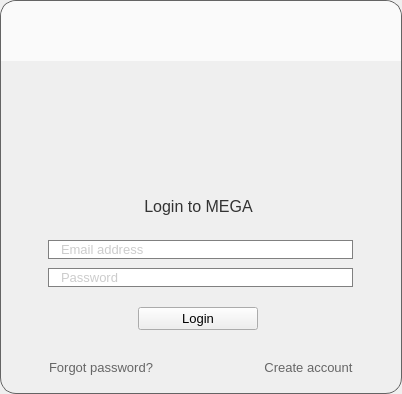
meganz/MEGAsync, file src/MEGASync/gui/linux/GuestWidget.ui: the form before one commit.
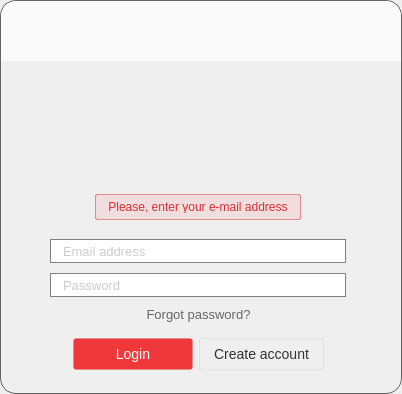
The form after the commit. The open tabs and pages were chosen to show the change. Icons and pictures are not drawn.

Commit message: [UX] Add fadein fadeout animations to login and login2FA errors.

The edit to the form file:
```diff
--- a/src/MEGASync/gui/linux/GuestWidget.ui
+++ b/src/MEGASync/gui/linux/GuestWidget.ui
@@ -38,7 +38,7 @@
  border-radius: 16px;
 }
 
-#lError, #lLoginError
+#lLogin2FAError, #lLoginErrors
 {
     border: 1px solid rgba(218,49,53,0.5);
     border-radius: 2px;
@@ -61,18 +61,43 @@
  border-top-right-radius: 16px;
 }
 
+#bLogin, #bVerifyEmail, #bVerifySMS
+{
+background-color: #F0373A;
+border-radius: 3px;
+border: 1px solid rgba(0, 0, 0, 5%);
+padding: 7px 14px 7px 14px;
+font-family: &quot;Lato&quot;;
+font-size: 14px;
+color: #ffffff;
+}
+
+#bCreateAccount, #bCancel, #bVerifyEmailLogout, #bVerifySMSLogout
+{
+ background-color: qlineargradient(x1: 0, y1: 0, x2: 0, y2: 1,
+                                      stop: 0 #ffffff, stop: 1 #fcfcfc);
+ border-radius: 3px;
+ border: 1px solid rgba(0, 0, 0, 5%);
+ padding: 7px 14px 7px 14px;
+ font-family: &quot;Lato&quot;;
+ font-size: 14px;
+ color: #333333;
+
+}
+
 #bMEGA, #bLogoLogging, #bLogoLogin, #bLogoSettingUp, #bShield
 {
 	border: none;
 }
 
-#bCreateAccount, #bForgotPassword
+#bForgotPassword
 {
 	border: none;
 	color: #666666;
 	font-family: &quot;Lato&quot;;
     font-size: 13px;
 }
+
 QPushButton#bSettings:hover
 {
 	image: url(://images/tray_preferences_over_ico.png);
@@ -110,11 +135,10 @@
 
 #lLogin
 {
-  border-radius: 2px;
-  padding: 6px 12px 6px 12px;
   font-family: &quot;Lato&quot;;
   font-size: 16px;
   color: #333333;
+  padding: 6px 12px 6px 12px;
 }
 
 #lProgress
@@ -466,86 +490,103 @@
                     <number>0</number>
                    </property>
                    <item>
-                    <widget class="QWidget" name="wLoginMessage" native="true">
+                    <widget class="QStackedWidget" name="sLoginTitle">
+                     <property name="minimumSize">
+                      <size>
+                       <width>0</width>
+                       <height>0</height>
+                      </size>
+                     </property>
                      <property name="maximumSize">
                       <size>
                        <width>16777215</width>
-                       <height>73</height>
+                       <height>71</height>
                       </size>
                      </property>
-                     <property name="styleSheet">
-                      <string notr="true">image: none;</string>
+                     <property name="currentIndex">
+                      <number>0</number>
                      </property>
-                     <layout class="QGridLayout" name="gridLayout">
-                      <item row="0" column="1">
-                       <spacer name="verticalSpacer_8">
-                        <property name="orientation">
-                         <enum>Qt::Vertical</enum>
-                        </property>
-                        <property name="sizeHint" stdset="0">
-                         <size>
-                          <width>20</width>
-                          <height>40</height>
-                         </size>
-                        </property>
-                       </spacer>
-                      </item>
-                      <item row="1" column="2">
-                       <spacer name="horizontalSpacer_23">
-                        <property name="orientation">
-                         <enum>Qt::Horizontal</enum>
-                        </property>
-                        <property name="sizeHint" stdset="0">
-                         <size>
-                          <width>40</width>
-                          <height>20</height>
-                         </size>
-                        </property>
-                       </spacer>
-                      </item>
-                      <item row="1" column="0">
-                       <spacer name="horizontalSpacer_22">
-                        <property name="orientation">
-                         <enum>Qt::Horizontal</enum>
-                        </property>
-                        <property name="sizeHint" stdset="0">
-                         <size>
-                          <width>40</width>
-                          <height>20</height>
-                         </size>
-                        </property>
-                       </spacer>
-                      </item>
-                      <item row="1" column="1">
-                       <widget class="QLabel" name="lLogin">
-                        <property name="minimumSize">
-                         <size>
-                          <width>0</width>
-                          <height>0</height>
-                         </size>
-                        </property>
-                        <property name="focusPolicy">
-                         <enum>Qt::NoFocus</enum>
-                        </property>
-                        <property name="styleSheet">
-                         <string notr="true">image: none;</string>
-                        </property>
-                        <property name="text">
-                         <string>Login to MEGA</string>
-                        </property>
-                        <property name="alignment">
-                         <set>Qt::AlignCenter</set>
-                        </property>
-                       </widget>
-                      </item>
-                     </layout>
+                     <widget class="QWidget" name="pLoginTitle">
+                      <property name="minimumSize">
+                       <size>
+                        <width>0</width>
+                        <height>0</height>
+                       </size>
+                      </property>
+                      <property name="styleSheet">
+                       <string notr="true">background: transparent;
+image: none;</string>
+                      </property>
+                      <layout class="QVBoxLayout" name="verticalLayout_18">
+                       <item alignment="Qt::AlignBottom">
+                        <widget class="QLabel" name="lLogin">
+                         <property name="minimumSize">
+                          <size>
+                           <width>0</width>
+                           <height>0</height>
+                          </size>
+                         </property>
+                         <property name="maximumSize">
+                          <size>
+                           <width>16777215</width>
+                           <height>16777215</height>
+                          </size>
+                         </property>
+                         <property name="focusPolicy">
+                          <enum>Qt::NoFocus</enum>
+                         </property>
+                         <property name="styleSheet">
+                          <string notr="true">image: none;</string>
+                         </property>
+                         <property name="text">
+                          <string>Login to MEGA</string>
+                         </property>
+                         <property name="alignment">
+                          <set>Qt::AlignCenter</set>
+                         </property>
+                        </widget>
+                       </item>
+                      </layout>
+                     </widget>
+                     <widget class="QWidget" name="pLoginErrors">
+                      <property name="styleSheet">
+                       <string notr="true">background: transparent;</string>
+                      </property>
+                      <layout class="QVBoxLayout" name="verticalLayout_17">
+                       <item alignment="Qt::AlignHCenter|Qt::AlignBottom">
+                        <widget class="QLabel" name="lLoginErrors">
+                         <property name="maximumSize">
+                          <size>
+                           <width>16777215</width>
+                           <height>26</height>
+                          </size>
+                         </property>
+                         <property name="styleSheet">
+                          <string notr="true">background-color: rgba(240,55,58,0.1);</string>
+                         </property>
+                         <property name="text">
+                          <string>Please, enter your e-mail address</string>
+                         </property>
+                         <property name="alignment">
+                          <set>Qt::AlignCenter</set>
+                         </property>
+                        </widget>
+                       </item>
+                      </layout>
+                     </widget>
                     </widget>
                    </item>
                    <item>
                     <widget class="QWidget" name="widget" native="true">
+                     <property name="minimumSize">
+                      <size>
+                       <width>0</width>
+                       <height>65</height>
+                      </size>
+                     </property>
                      <layout class="QVBoxLayout" name="verticalLayout_9">
                       <property name="leftMargin">
-                       <number>12</number>
+                       <number>0</number>
                       </property>
                       <property name="topMargin">
                        <number>0</number>
@@ -556,18 +597,18 @@
                       <property name="bottomMargin">
                        <number>0</number>
                       </property>
-                      <item>
+                      <item alignment="Qt::AlignHCenter">
                        <widget class="QLineEdit" name="lEmail">
                         <property name="minimumSize">
                          <size>
-                          <width>305</width>
-                          <height>0</height>
+                          <width>296</width>
+                          <height>24</height>
                          </size>
                         </property>
                         <property name="maximumSize">
                          <size>
-                          <width>305</width>
-                          <height>16777215</height>
+                          <width>296</width>
+                          <height>24</height>
                          </size>
                         </property>
                         <property name="styleSheet">
@@ -581,26 +622,38 @@
                         </property>
                        </widget>
                       </item>
-                      <item>
+                      <item alignment="Qt::AlignHCenter">
                        <widget class="QLineEdit" name="lPassword">
+                        <property name="sizePolicy">
+                         <sizepolicy hsizetype="Fixed" vsizetype="Fixed">
+                          <horstretch>0</horstretch>
+                          <verstretch>0</verstretch>
+                         </sizepolicy>
+                        </property>
                         <property name="minimumSize">
                          <size>
-                          <width>305</width>
-                          <height>0</height>
+                          <width>296</width>
+                          <height>24</height>
                          </size>
                         </property>
                         <property name="maximumSize">
                          <size>
-                          <width>305</width>
-                          <height>16777215</height>
+                          <width>296</width>
+                          <height>24</height>
                          </size>
                         </property>
+                        <property name="layoutDirection">
+                         <enum>Qt::LeftToRight</enum>
+                        </property>
                         <property name="text">
                          <string/>
                         </property>
                         <property name="echoMode">
                          <enum>QLineEdit::Password</enum>
                         </property>
+                        <property name="alignment">
+                         <set>Qt::AlignLeading|Qt::AlignLeft|Qt::AlignVCenter</set>
+                        </property>
                         <property name="placeholderText">
                          <string>Password</string>
                         </property>
@@ -609,8 +662,36 @@
                      </layout>
                     </widget>
                    </item>
+                   <item>
+                    <widget class="QPushButton" name="bForgotPassword">
+                     <property name="cursor">
+                      <cursorShape>PointingHandCursor</cursorShape>
+                     </property>
+                     <property name="styleSheet">
+                      <string notr="true">background: transparent;
+image: none;
+
+</string>
+                     </property>
+                     <property name="text">
+                      <string>Forgot password?</string>
+                     </property>
+                    </widget>
+                   </item>
                    <item>
                     <widget class="QWidget" name="wLoginButton" native="true">
+                     <property name="minimumSize">
+                      <size>
+                       <width>0</width>
+                       <height>0</height>
+                      </size>
+                     </property>
+                     <property name="maximumSize">
+                      <size>
+                       <width>16777215</width>
+                       <height>16777215</height>
+                      </size>
+                     </property>
                      <property name="styleSheet">
                       <string notr="true">image: none;</string>
                      </property>
@@ -640,14 +721,26 @@
                         </property>
                        </spacer>
                       </item>
-                      <item>
+                      <item alignment="Qt::AlignVCenter">
                        <widget class="QPushButton" name="bLogin">
+                        <property name="sizePolicy">
+                         <sizepolicy hsizetype="Fixed" vsizetype="Fixed">
+                          <horstretch>0</horstretch>
+                          <verstretch>0</verstretch>
+                         </sizepolicy>
+                        </property>
                         <property name="minimumSize">
                          <size>
                           <width>120</width>
                           <height>22</height>
                          </size>
                         </property>
+                        <property name="maximumSize">
+                         <size>
+                          <width>58</width>
+                          <height>32</height>
+                         </size>
+                        </property>
                         <property name="cursor">
                          <cursorShape>PointingHandCursor</cursorShape>
                         </property>
@@ -659,6 +752,19 @@
                         </property>
                        </widget>
                       </item>
+                      <item alignment="Qt::AlignVCenter">
+                       <widget class="QPushButton" name="bCreateAccount">
+                        <property name="cursor">
+                         <cursorShape>PointingHandCursor</cursorShape>
+                        </property>
+                        <property name="styleSheet">
+                         <string notr="true"/>
+                        </property>
+                        <property name="text">
+                         <string>Create account</string>
+                        </property>
+                       </widget>
+                      </item>
                       <item>
                        <spacer name="horizontalSpacer_5">
                         <property name="orientation">
@@ -681,92 +787,6 @@
                </layout>
               </widget>
              </item>
-             <item>
-              <widget class="QWidget" name="wButtons" native="true">
-               <property name="minimumSize">
-                <size>
-                 <width>0</width>
-                 <height>0</height>
-                </size>
-               </property>
-               <property name="maximumSize">
-                <size>
-                 <width>16777215</width>
-                 <height>16777215</height>
-                </size>
-               </property>
-               <property name="styleSheet">
-                <string notr="true">#wButtons
-{
-background: transparent;
-image: none;
-border-bottom-left-radius: 2px;
-border-bottom-right-radius: 2px;
-}</string>
-               </property>
-               <layout class="QHBoxLayout" name="horizontalLayout">
-                <property name="spacing">
-                 <number>10</number>
-                </property>
-                <property name="leftMargin">
-                 <number>48</number>
-                </property>
-                <property name="topMargin">
-                 <number>0</number>
-                </property>
-                <property name="rightMargin">
-                 <number>48</number>
-                </property>
-                <property name="bottomMargin">
-                 <number>15</number>
-                </property>
-                <item>
-                 <widget class="QPushButton" name="bForgotPassword">
-                  <property name="cursor">
-                   <cursorShape>PointingHandCursor</cursorShape>
-                  </property>
-                  <property name="styleSheet">
-                   <string notr="true">background: transparent;
-image: none;
-
-</string>
-                  </property>
-                  <property name="text">
-                   <string>Forgot password?</string>
-                  </property>
-                 </widget>
-                </item>
-                <item>
-                 <spacer name="horizontalSpacer">
-                  <property name="orientation">
-                   <enum>Qt::Horizontal</enum>
-                  </property>
-                  <property name="sizeHint" stdset="0">
-                   <size>
-                    <width>23</width>
-                    <height>20</height>
-                   </size>
-                  </property>
-                 </spacer>
-                </item>
-                <item>
-                 <widget class="QPushButton" name="bCreateAccount">
-                  <property name="cursor">
-                   <cursorShape>PointingHandCursor</cursorShape>
-                  </property>
-                  <property name="styleSheet">
-                   <string notr="true">background: transparent;
-image: none;
-</string>
-                  </property>
-                  <property name="text">
-                   <string>Create account</string>
-                  </property>
-                 </widget>
-                </item>
-               </layout>
-              </widget>
-             </item>
             </layout>
            </widget>
           </item>
```
Left out of the diff: 65 changed lines with no effect on the pictures. The commit also changes 4 other files.
